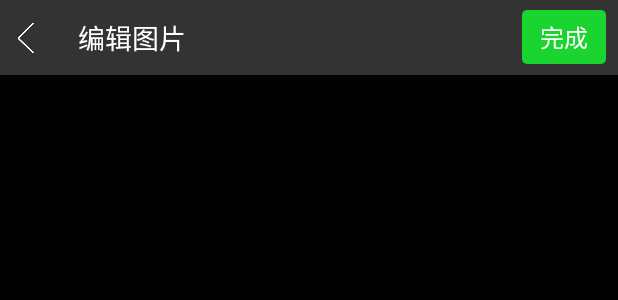
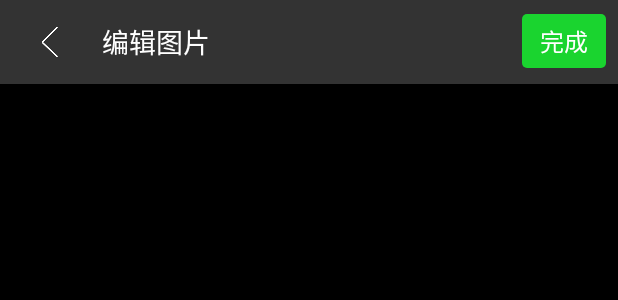
Before and after one commit to lauhwong/ImageEditor, an Android app: the layout activity_image_editor.xml on its own in the app's theme, with its tools: preview values and no code run, on a phone screen of 412 x 824 dp. Shown: the top 300 px of the screen. Run offline under Robolectric (Android 15) with nearby library versions, the phone set to English and light mode, and no system bars.

Commit message:
fix editor's crop and nav bar cover layer view

```diff
--- a/editor/build.gradle
+++ b/editor/build.gradle
@@ -40,4 +40,4 @@ dependencies {
 repositories {
     mavenCentral()
 }
-apply from:file("gradle-mvn-push.gradle")
+//apply from:file("gradle-mvn-push.gradle")
--- a/editor/gradle.properties
+++ b/editor/gradle.properties
@@ -1,7 +1,7 @@
 GROUP=com.github.lauhwong
 POM_ARTIFACT_ID=image-editor
 POM_NAME=ImageEditor
-VERSION_NAME=1.0
+VERSION_NAME=1.1
 
 POM_PACKAGING=aar
 
--- a/editor/src/main/java/com/miracle/view/imageeditor/EditorCompressUtils.kt
+++ b/editor/src/main/java/com/miracle/view/imageeditor/EditorCompressUtils.kt
@@ -32,7 +32,7 @@ object EditorCompressUtils {
         } else {
             mSampleSize = Math.ceil(srcHeight / (1280.0 / scale)).toInt()
         }
-        return mSampleSize*2
+        return mSampleSize
     }
 
     fun getImageBitmap(filePath: String): Bitmap {
@@ -41,7 +41,7 @@ object EditorCompressUtils {
         BitmapFactory.decodeFile(filePath, options)
         val outWidth = options.outWidth
         val outHeight = options.outHeight
-        options.inSampleSize = computeSize(outWidth, outHeight)
+        options.inSampleSize = computeSize(outWidth, outHeight)*2
         options.inJustDecodeBounds = false
         logD1("options.inSampleSize=${options.inSampleSize}")
         return BitmapFactory.decodeFile(filePath, options)
--- a/editor/src/main/java/com/miracle/view/imageeditor/LayerViewProvider.kt
+++ b/editor/src/main/java/com/miracle/view/imageeditor/LayerViewProvider.kt
@@ -30,4 +30,9 @@ interface LayerViewProvider {
     fun getSetupEditorId(): String
 
     fun getResultEditorId(): String
+
+    fun getEditorSizeInfo(): Pair<Int, Int>
+
+    fun getScreenSizeInfo(): Pair<Int, Int>
+
 }
--- a/editor/src/main/java/com/miracle/view/imageeditor/TypeAlias.kt
+++ b/editor/src/main/java/com/miracle/view/imageeditor/TypeAlias.kt
@@ -18,3 +18,5 @@ typealias OnLayerViewDoubleClick = (View, SharableData) -> Unit
 typealias OnLayoutRectChange = (View, RectF) -> Unit
 
 typealias ImageComposeCallback = (Boolean) -> Unit
+
+typealias PreDrawSizeListener = (Int, Int) -> Unit
--- a/editor/src/main/java/com/miracle/view/imageeditor/layer/CropView.kt
+++ b/editor/src/main/java/com/miracle/view/imageeditor/layer/CropView.kt
@@ -171,8 +171,12 @@ class CropView : View, GestureDetectorListener, OnPhotoRectUpdateListener {
 
     override fun onLayout(changed: Boolean, left: Int, top: Int, right: Int, bottom: Int) {
         super.onLayout(changed, left, top, right, bottom)
-        mViewRect.set(left.toFloat(), top.toFloat(), right.toFloat(), bottom.toFloat())
-        mValidateBorderRect.set(mViewRect)
+        if(mViewRect.isEmpty){
+            mViewRect.set(left.toFloat(), top.toFloat(), right.toFloat(), bottom.toFloat())
+        }
+        if(mValidateBorderRect.isEmpty){
+            mValidateBorderRect.set(mViewRect)
+        }
     }
 
     override fun onPhotoRectUpdate(rect: RectF, matrix: Matrix) {
--- a/editor/src/main/res/layout/action_bar_editor.xml
+++ b/editor/src/main/res/layout/action_bar_editor.xml
@@ -1,16 +1,14 @@
 <?xml version="1.0" encoding="utf-8"?>
 
-<LinearLayout
+<android.support.v7.widget.Toolbar
     xmlns:android="http://schemas.android.com/apk/res/android"
+    xmlns:app="http://schemas.android.com/apk/res-auto"
     android:layout_width="match_parent"
     android:layout_height="wrap_content"
     android:background="@color/bg_33"
-    android:orientation="vertical">
-
-    <View
-        android:id="@+id/viewPlaceHolder"
-        android:layout_width="match_parent"
-        android:layout_height="0dp"/>
+    android:fitsSystemWindows="true"
+    android:minHeight="?android:attr/actionBarSize"
+    app:theme="@style/ThemeOverlay.AppCompat.Dark.ActionBar">
 
     <RelativeLayout
         android:layout_width="match_parent"
@@ -54,4 +52,4 @@
             android:textColor="@android:color/white"
             android:textSize="16sp"/>
     </RelativeLayout>
-</LinearLayout>
+</android.support.v7.widget.Toolbar>
--- a/editor/src/main/res/layout/activity_editor_text_input.xml
+++ b/editor/src/main/res/layout/activity_editor_text_input.xml
@@ -17,7 +17,7 @@
             android:id="@+id/tvCancelInput"
             android:layout_width="wrap_content"
             android:layout_height="wrap_content"
-            android:padding="15dp"
+            android:padding="10dp"
             android:text="@string/editor_cancel"
             android:textColor="@color/white_f"
             android:textSize="18sp"/>
@@ -27,7 +27,7 @@
             android:layout_width="wrap_content"
             android:layout_height="wrap_content"
             android:layout_alignParentRight="true"
-            android:padding="15dp"
+            android:padding="10dp"
             android:text="@string/editor_complete"
             android:textColor="@color/green_btn"
             android:textSize="18sp"/>
--- a/editor/src/main/res/values/colors.xml
+++ b/editor/src/main/res/values/colors.xml
@@ -21,4 +21,5 @@
         <item>#ee00ff</item>
         <item>#ff00e1</item>
     </array>
+    <color name="transparent">#00000000</color>
 </resources>
--- a/editor/src/main/res/values/styles.xml
+++ b/editor/src/main/res/values/styles.xml
@@ -1,16 +1,14 @@
 <resources>
 
     <!-- Base application theme. -->
-    <style name="EditorTheme" parent="Theme.AppCompat.Light.DarkActionBar">
+    <style name="EditorTheme" parent="Theme.AppCompat.Light.NoActionBar">
         <!-- Customize your theme here. -->
-        <item name="windowNoTitle">true</item>
-        <item name="windowActionBar">false</item>
-        <item name="android:windowFullscreen">true</item>
     </style>
 
     <style name="EditorTheme.EditorInputTheme">
         <item name="android:windowBackground">@color/transparent_6f</item>
         <item name="android:windowIsTranslucent">true</item>
+        <item name="android:windowFullscreen">true</item>
     </style>
 
 </resources>
```
Also changed, not shown: editor/src/main/java/com/miracle/view/imageeditor/ImageEditorActivity.kt (+38 -6 lines), editor/src/main/java/com/miracle/view/imageeditor/Utils.kt (+17 -22 lines), editor/src/main/java/com/miracle/view/imageeditor/bean/Data.kt (+10 -2 lines), editor/src/main/java/com/miracle/view/imageeditor/view/CropDetailsView.kt (+11 -1 lines), editor/src/main/java/com/miracle/view/imageeditor/view/CropHelper.kt (+38 -4 lines).
